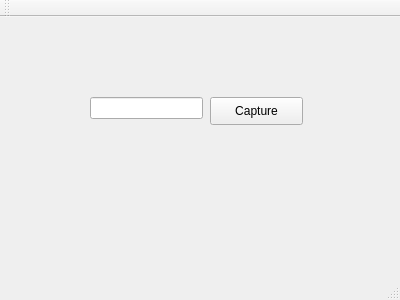
Before: the Qt Designer form wiredolphin.ui in jrcatbagan/wiredolphin, drawn with Qt 5.
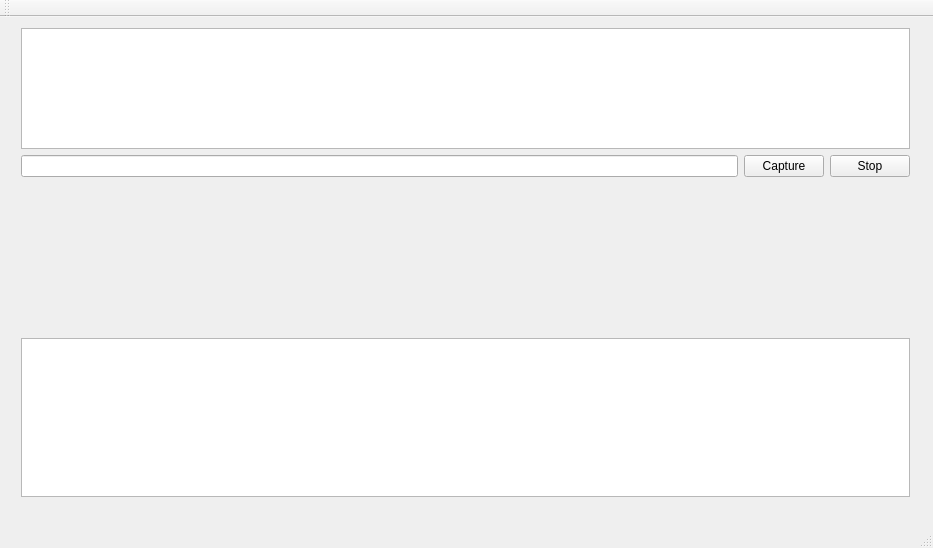
After: the same form once the commit is applied.

Commit message: * Incorporated network interface enumeration and interface selection * Added initial mechanisms for filtering IP datagrams encapsulating   UDP datagrams

```diff
--- a/wiredolphin.ui
+++ b/wiredolphin.ui
@@ -6,36 +6,72 @@
    <rect>
     <x>0</x>
     <y>0</y>
-    <width>400</width>
-    <height>300</height>
+    <width>933</width>
+    <height>548</height>
    </rect>
   </property>
   <property name="windowTitle">
    <string>wiredolphin</string>
   </property>
   <widget class="QWidget" name="centralWidget">
-   <widget class="QPushButton" name="btn_capture">
+   <widget class="QWidget" name="verticalLayoutWidget">
     <property name="geometry">
      <rect>
-      <x>210</x>
-      <y>80</y>
-      <width>93</width>
-      <height>28</height>
+      <x>10</x>
+      <y>0</y>
+      <width>911</width>
+      <height>171</height>
      </rect>
     </property>
-    <property name="text">
-     <string>Capture</string>
-    </property>
+    <layout class="QVBoxLayout" name="verticalLayout">
+     <item>
+      <widget class="QPlainTextEdit" name="te_interfacelist">
+       <property name="readOnly">
+        <bool>true</bool>
+       </property>
+      </widget>
+     </item>
+     <item>
+      <layout class="QHBoxLayout" name="horizontalLayout_3">
+       <item>
+        <widget class="QLineEdit" name="le_interfacenumber"/>
+       </item>
+       <item>
+        <widget class="QPushButton" name="btn_capture">
+         <property name="text">
+          <string>Capture</string>
+         </property>
+        </widget>
+       </item>
+       <item>
+        <widget class="QPushButton" name="btn_stop">
+         <property name="text">
+          <string>Stop</string>
+         </property>
+        </widget>
+       </item>
+      </layout>
+     </item>
+    </layout>
    </widget>
-   <widget class="QLineEdit" name="le_interfacenumber">
+   <widget class="QWidget" name="verticalLayoutWidget_2">
     <property name="geometry">
      <rect>
-      <x>90</x>
-      <y>80</y>
-      <width>113</width>
-      <height>22</height>
+      <x>10</x>
+      <y>310</y>
+      <width>911</width>
+      <height>181</height>
      </rect>
     </property>
+    <layout class="QVBoxLayout" name="verticalLayout_6">
+     <item>
+      <widget class="QPlainTextEdit" name="te_infooutput">
+       <property name="readOnly">
+        <bool>true</bool>
+       </property>
+      </widget>
+     </item>
+    </layout>
    </widget>
   </widget>
   <widget class="QMenuBar" name="menuBar">
```
Left out of the diff: 2 changed lines with no effect on the pictures. The commit also changes 4 other files.
